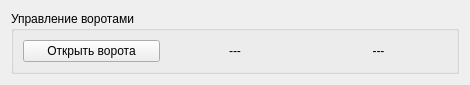
First picture: the form in gateController/visual.ui, repository AlexandrovDima/Demos, before the edit.
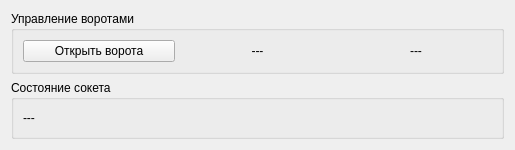
Second picture: the form after the edit.

```diff
--- a/gateController/visual.ui
+++ b/gateController/visual.ui
@@ -6,8 +6,8 @@
    <rect>
     <x>0</x>
     <y>0</y>
-    <width>470</width>
-    <height>74</height>
+    <width>515</width>
+    <height>150</height>
    </rect>
   </property>
   <property name="sizePolicy">
@@ -16,10 +16,16 @@
     <verstretch>0</verstretch>
    </sizepolicy>
   </property>
+  <property name="minimumSize">
+   <size>
+    <width>515</width>
+    <height>150</height>
+   </size>
+  </property>
   <property name="maximumSize">
    <size>
-    <width>470</width>
-    <height>75</height>
+    <width>600</width>
+    <height>170</height>
    </size>
   </property>
   <property name="windowTitle">
@@ -71,6 +77,22 @@
      </layout>
     </widget>
    </item>
+   <item>
+    <widget class="QGroupBox" name="groupBox">
+     <property name="title">
+      <string>Состояние сокета</string>
+     </property>
+     <layout class="QHBoxLayout" name="horizontalLayout_2">
+      <item>
+       <widget class="QLabel" name="l_soc_stay">
+        <property name="text">
+         <string>---</string>
+        </property>
+       </widget>
+      </item>
+     </layout>
+    </widget>
+   </item>
   </layout>
  </widget>
  <resources/>
```
Left out of the diff: 2 changed lines with no effect on the pictures.
